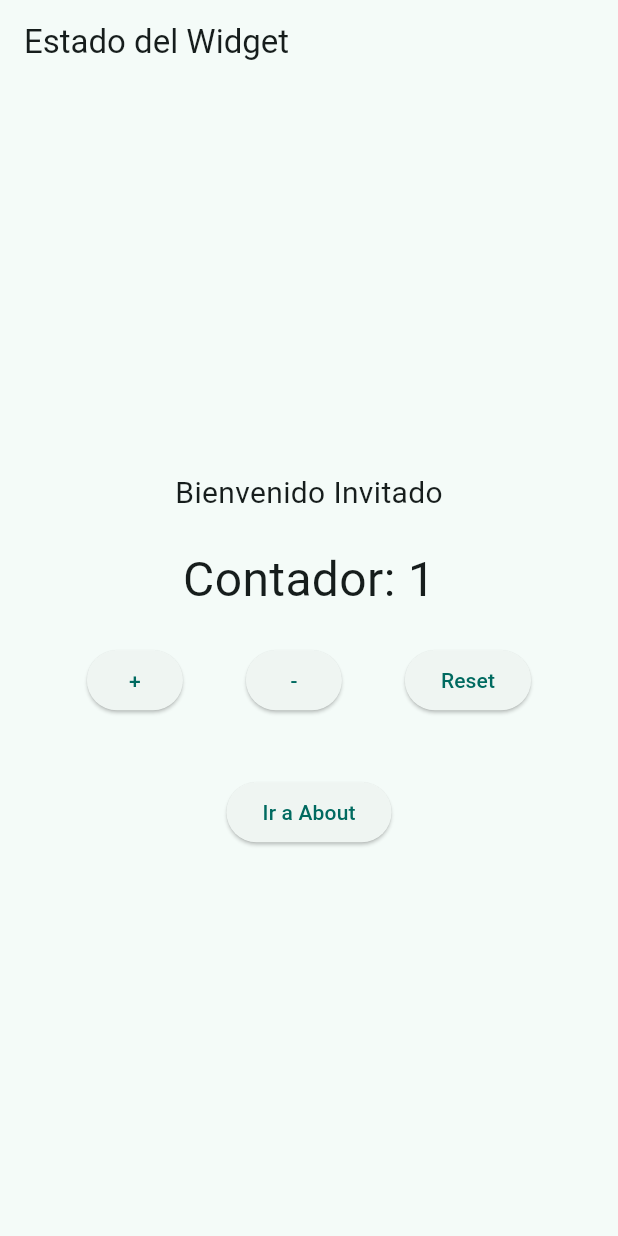
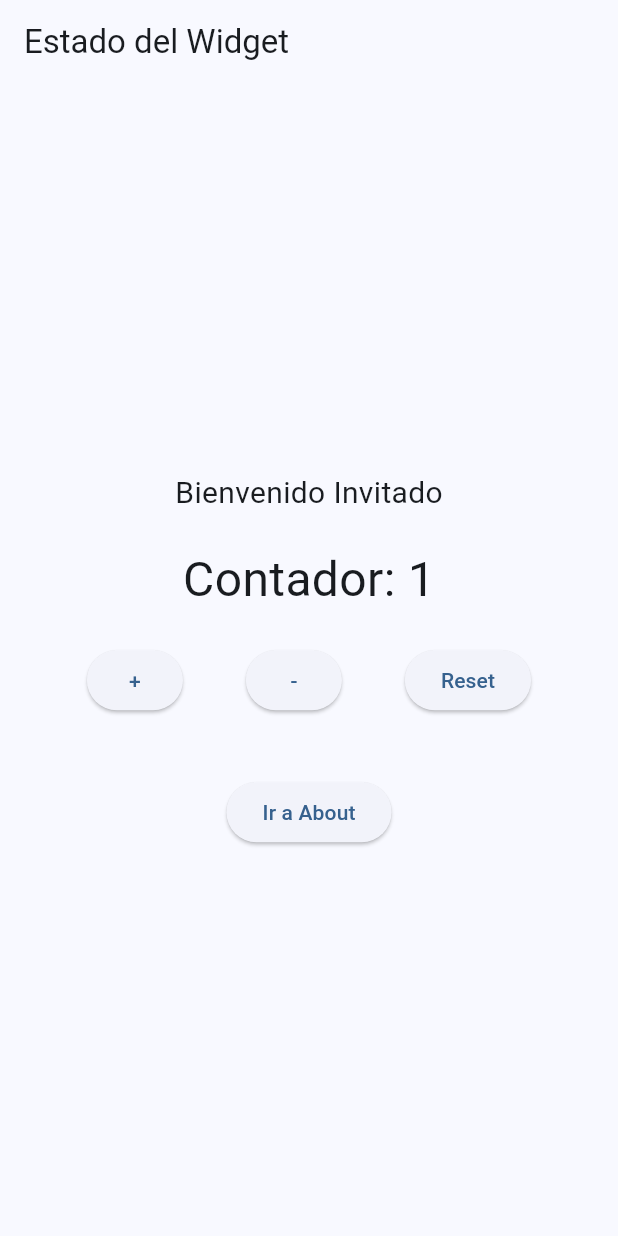
Before and after one commit to ChaosValravn25/3479A3212019479010., a Flutter app: the screen it shows after launch, after a tap on an icon or button, on a phone screen of 412 x 824 dp. Run offline on Flutter 3.47's test engine with Material 3 defaults, Android fonts, the phone set to English and light mode, and no system bars.

Commit message:
cambios menores

```diff
--- a/flutter_application_laboratorio_3/lib/main.dart
+++ b/flutter_application_laboratorio_3/lib/main.dart
@@ -17,13 +17,14 @@ class MyApp extends StatelessWidget {
 
   @override
   Widget build(BuildContext context) {
+    print("🟩 build() en MyApp ejecutado");
     return MaterialApp(
-      title: 'Stateful Widget Lab',
+      title: 'Flutter Estados Widget',
       theme: ThemeData(
-        colorScheme: ColorScheme.fromSeed(seedColor: Colors.teal),
+        colorScheme: ColorScheme.fromSeed(seedColor: Colors.blue),
         useMaterial3: true,
       ),
-      home: const MyHomePage(),
+      home: const MyHomePage(title: 'Página Principal'),
     );
   }
 }
--- a/flutter_application_laboratorio_3/lib/pages/home_page.dart
+++ b/flutter_application_laboratorio_3/lib/pages/home_page.dart
@@ -7,7 +7,7 @@ import 'package:provider/provider.dart';
 import 'package:flutter_application_laboratorio_3/provider/app_data.dart';
 
 class MyHomePage extends StatefulWidget {
-  const MyHomePage({super.key});
+  const MyHomePage({super.key, required String title});
 
 
 
```
